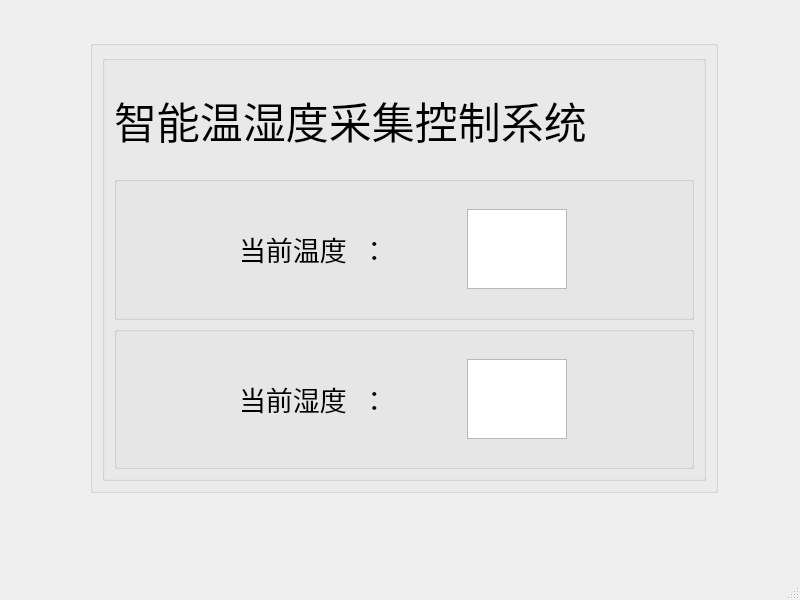
First picture: the form in collectwindow.ui, repository Ricky37501/TemHumCollect, before the edit.
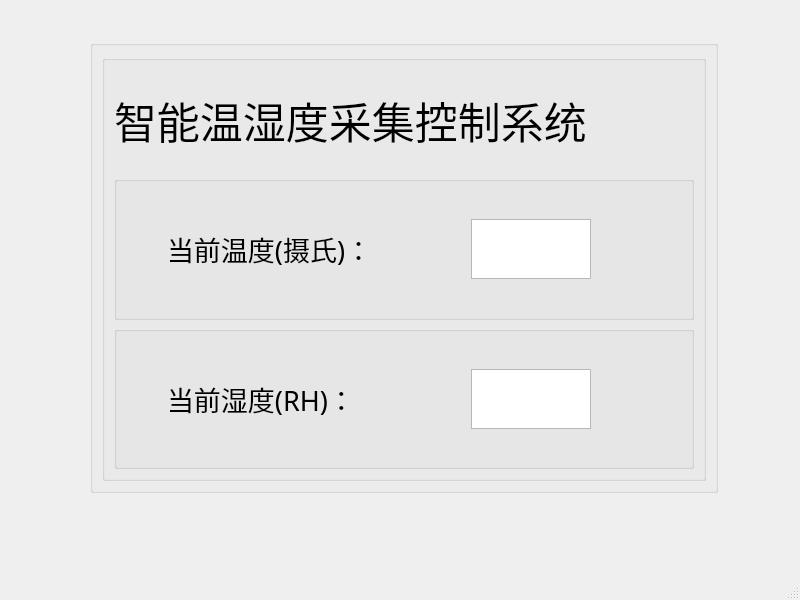
Second picture: the form after the edit.

```diff
--- a/collectwindow.ui
+++ b/collectwindow.ui
@@ -62,7 +62,7 @@
           </property>
           <layout class="QHBoxLayout" name="horizontalLayout_2">
            <property name="leftMargin">
-            <number>100</number>
+            <number>50</number>
            </property>
            <property name="rightMargin">
             <number>100</number>
@@ -71,7 +71,7 @@
             <widget class="QLabel" name="label_tem">
              <property name="maximumSize">
               <size>
-               <width>200</width>
+               <width>400</width>
                <height>100</height>
               </size>
              </property>
@@ -88,7 +88,7 @@
               <bool>false</bool>
              </property>
              <property name="text">
-              <string>当前温度  ：</string>
+              <string>当前温度(摄氏)：</string>
              </property>
              <property name="wordWrap">
               <bool>true</bool>
@@ -99,10 +99,16 @@
             <widget class="QTextBrowser" name="text_tem">
              <property name="maximumSize">
               <size>
-               <width>100</width>
-               <height>80</height>
+               <width>120</width>
+               <height>60</height>
               </size>
              </property>
+             <property name="font">
+              <font>
+               <family>微软雅黑</family>
+               <pointsize>24</pointsize>
+              </font>
+             </property>
             </widget>
            </item>
           </layout>
@@ -115,7 +121,7 @@
           </property>
           <layout class="QHBoxLayout" name="horizontalLayout_3">
            <property name="leftMargin">
-            <number>100</number>
+            <number>50</number>
            </property>
            <property name="rightMargin">
             <number>100</number>
@@ -124,7 +130,7 @@
             <widget class="QLabel" name="label_hum">
              <property name="maximumSize">
               <size>
-               <width>200</width>
+               <width>400</width>
                <height>100</height>
               </size>
              </property>
@@ -141,7 +147,7 @@
               <bool>false</bool>
              </property>
              <property name="text">
-              <string>当前湿度  ：</string>
+              <string>当前湿度(RH)：</string>
              </property>
              <property name="wordWrap">
               <bool>true</bool>
@@ -152,10 +158,16 @@
             <widget class="QTextBrowser" name="text_hum">
              <property name="maximumSize">
               <size>
-               <width>100</width>
-               <height>80</height>
+               <width>120</width>
+               <height>60</height>
               </size>
              </property>
+             <property name="font">
+              <font>
+               <family>微软雅黑</family>
+               <pointsize>24</pointsize>
+              </font>
+             </property>
             </widget>
            </item>
           </layout>
```
